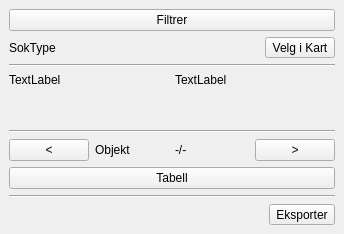
Old version of the form ui/infoWidget.ui in the repository KaspArno/Tilgjengelighet.
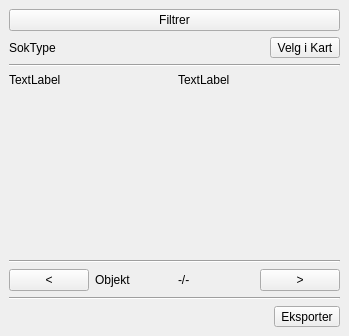
New version of the form.

Commit message:
Endringer i GUI og la in feilmelding
Endret gui for bedre lesbarhet og la inn feilmelding hvis brukeren prøver å filtrere uten data

The edit to the form file:
```diff
--- a/ui/infoWidget.ui
+++ b/ui/infoWidget.ui
@@ -6,8 +6,8 @@
    <rect>
     <x>0</x>
     <y>0</y>
-    <width>344</width>
-    <height>234</height>
+    <width>349</width>
+    <height>336</height>
    </rect>
   </property>
   <property name="windowTitle">
@@ -125,13 +125,6 @@
         </item>
        </layout>
       </item>
-      <item>
-       <widget class="QPushButton" name="pushButton">
-        <property name="text">
-         <string>Tabell</string>
-        </property>
-       </widget>
-      </item>
       <item>
        <widget class="Line" name="line_2">
         <property name="orientation">
```
The commit also changes 3 other files.
